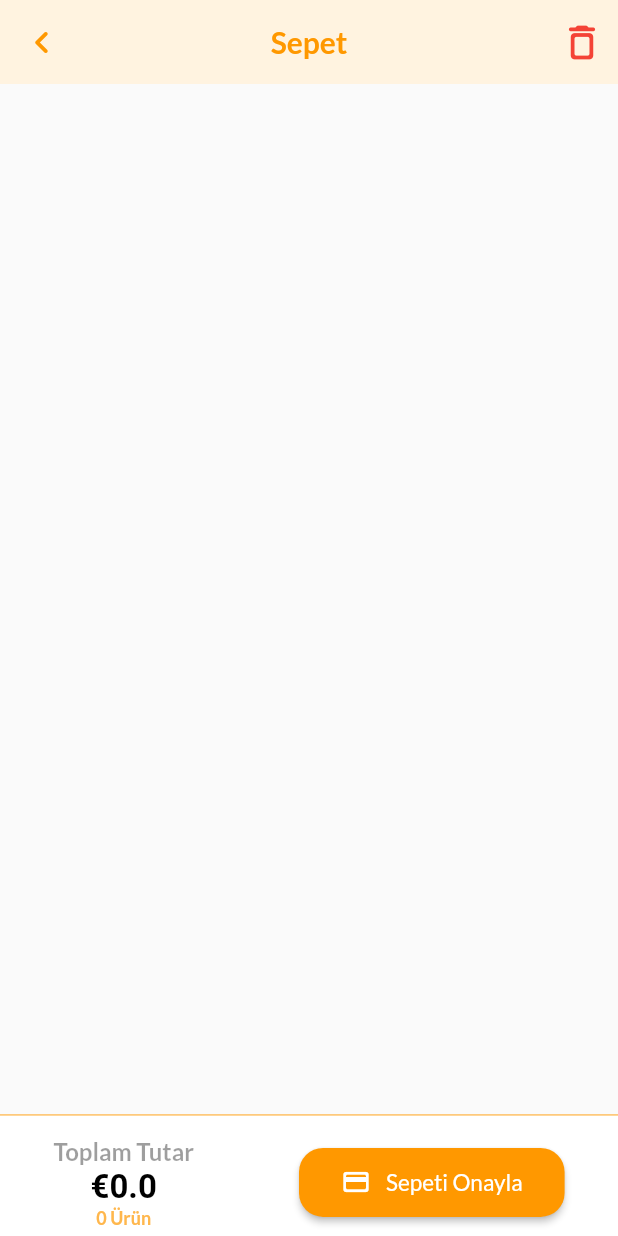
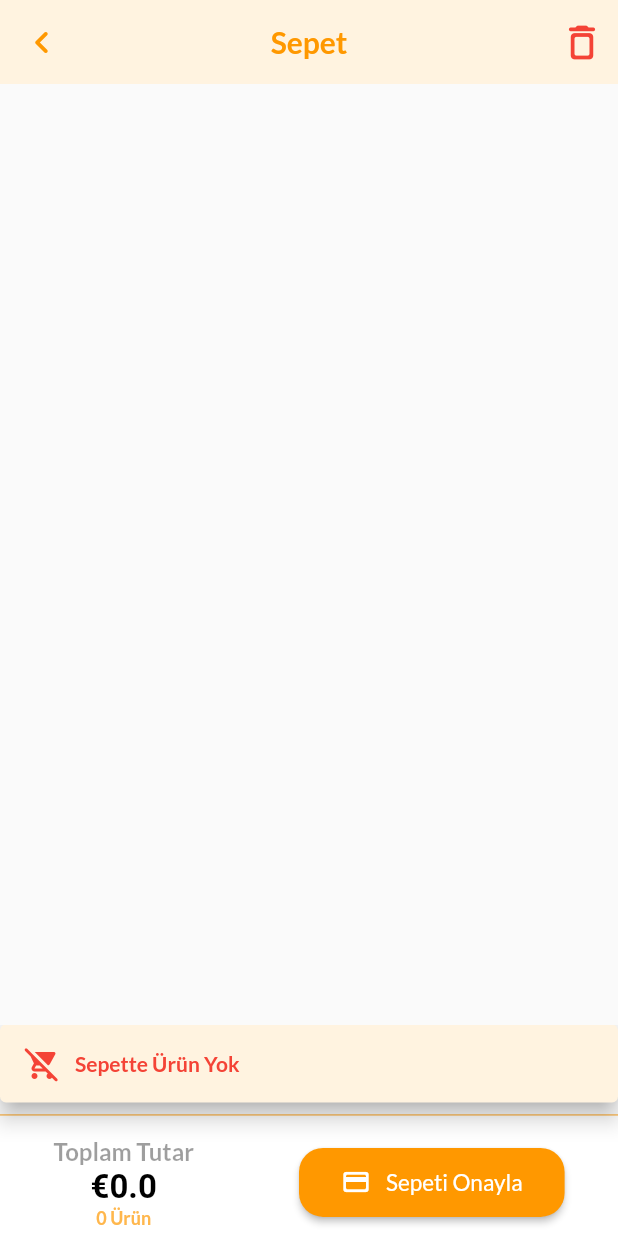
Before and after one commit to thedemir/e_commerce_app, a Flutter app: the BasketPage screen opened directly, after a tap on the "delete outline" icon, on a phone screen of 412 x 824 dp. Run offline on Flutter 3.47's test engine with Material 2 defaults, Android fonts, the phone set to English and light mode, and no system bars; our stand-ins replace dio, flutter_slidable, google_fonts, shared_preferences; accounts and stored records are empty.

```diff
--- a/lib/screens/products_screens/cart_page.dart
+++ b/lib/screens/products_screens/cart_page.dart
@@ -1,3 +1,4 @@
+import 'dart:developer';
 import 'package:e_commerce_app/components/cart_product_card.dart';
 import 'package:e_commerce_app/screens/general_screens/primary_page.dart';
 import 'package:e_commerce_app/state/cart/cart_state.dart';
@@ -39,34 +40,34 @@ class _BasketPageState extends State<BasketPage> {
             centerTitle: true,
             elevation: 0,
             actions: [
-              IconButton(
+              Builder(builder: (BuildContext context) {
+                return IconButton(
                     onPressed: () {
-                    globalKey.currentState?.showSnackBar(
+                      String content;
+                      if (state.cartItems.isEmpty) {
+                        content = "Sepette Ürün Yok";
+                      } else {
+                        content = "Sepet Temizlendi";
+                      }
+
+                      Scaffold.of(context).showSnackBar(
                         SnackBar(
+                          behavior: SnackBarBehavior.floating,
+                          margin: EdgeInsets.only(bottom: 89),
                           content: Row(
                             mainAxisAlignment: MainAxisAlignment.start,
                             children: [
-                            Icon(Icons.add_shopping_cart_rounded,
-                                color: Colors.orange),
+                              Icon(Icons.remove_shopping_cart_rounded,
+                                  color: Colors.red),
                               SizedBox(width: 10),
-                            Text("Sepete Eklendi",
+                              Text(content,
                                   style: GoogleFonts.lato(
-                                    color: Colors.orange,
+                                      color: Colors.red,
                                       fontWeight: FontWeight.bold)),
                             ],
                           ),
                           duration: Duration(seconds: 2),
                           backgroundColor: Colors.orange[50],
-                        action: SnackBarAction(
-                          textColor: Colors.green,
-                          label: "Sepete Git",
-                          onPressed: () => Navigator.push(
-                            context,
-                            MaterialPageRoute(
-                              builder: (context) => BasketPage(),
-                            ),
-                          ),
-                        ),
                         ),
                       );
 
@@ -78,7 +79,8 @@ class _BasketPageState extends State<BasketPage> {
                       Icons.delete_outline_rounded,
                       color: Colors.red,
                       size: 30,
-                  ))
+                    ));
+              })
             ],
           ),
           body: SingleChildScrollView(
@@ -95,12 +97,15 @@ class _BasketPageState extends State<BasketPage> {
                           return CartProductCard(
                             delete: (context) {
                               setState(() {
+                                state.cancelCartAdd(state.cartItems[index]);
+
                                 state.delleteProduct(state.cartItems[index]);
                               });
+                              print(state.cancelCartItems.length);
                               Scaffold.of(context).showSnackBar(
                                 SnackBar(
                                   behavior: SnackBarBehavior.floating,
-                                  margin: EdgeInsets.only(bottom: 100),
+                                  margin: EdgeInsets.only(bottom: 88),
                                   content: Row(
                                     mainAxisAlignment: MainAxisAlignment.start,
                                     children: [
@@ -118,7 +123,12 @@ class _BasketPageState extends State<BasketPage> {
                                   action: SnackBarAction(
                                       textColor: Colors.red,
                                       label: "Geri Al",
-                                      onPressed: () {}),
+                                      onPressed: () {
+                                        setState(() {
+                                          state.incrementCart(
+                                              state.cancelCartItems.last);
+                                        });
+                                      }),
                                 ),
                               );
                             },
@@ -134,6 +144,9 @@ class _BasketPageState extends State<BasketPage> {
                             },
                             cartProduct: state.cartItems[index],
                             piece: state.cart[state.cartItems[index]] ?? 1,
+                            totalPrice: (state.cart[state.cartItems[index]])! *
+                                double.parse(
+                                    state.cartItems[index].product.price!),
                           );
                         },
                       ),
--- a/lib/screens/products_screens/category_detail_page.dart
+++ b/lib/screens/products_screens/category_detail_page.dart
@@ -53,9 +53,9 @@ class CategoryDetailPage extends StatelessWidget {
                   child: Row(
                       mainAxisAlignment: MainAxisAlignment.center,
                       children: [
-                        // ClipRRect(
-                        //     borderRadius: BorderRadius.circular(10),
-                        //     child: Image.network("${category.image}")),
+                        ClipRRect(
+                            borderRadius: BorderRadius.circular(10),
+                            child: Image.network("${category.image}")),
                         SizedBox(width: 40),
                         Column(
                           crossAxisAlignment: CrossAxisAlignment.start,
--- a/lib/screens/products_screens/home_page.dart
+++ b/lib/screens/products_screens/home_page.dart
@@ -119,6 +119,7 @@ class _HomePageState extends State<HomePage> {
                               SnackBar(
                                 content: Row(
                                   mainAxisAlignment: MainAxisAlignment.start,
+                                  mainAxisSize: MainAxisSize.max,
                                   children: [
                                     Icon(Icons.add_shopping_cart_rounded,
                                         color: Colors.orange),
@@ -127,6 +128,11 @@ class _HomePageState extends State<HomePage> {
                                         style: GoogleFonts.lato(
                                             color: Colors.orange,
                                             fontWeight: FontWeight.bold)),
+                                    SizedBox(width: 3),
+                                    Text("(${state5.cart.length})",
+                                        style: GoogleFonts.lato(
+                                            color: Colors.black38,
+                                            fontSize: 12)),
                                   ],
                                 ),
                                 duration: Duration(seconds: 2),
--- a/lib/state/cart/cart_state.dart
+++ b/lib/state/cart/cart_state.dart
@@ -7,11 +7,20 @@ import '../../model/product_model.dart';
 
 class CartState extends ChangeNotifier {
   Map<CartProductModel, int> cart = {};
+  List<CartProductModel> get cartItems => cart.keys.toList();
+  //////////////////////////////////////////////////////
+  Map<CartProductModel, int> cancelCart = {};
+  List<CartProductModel> get cancelCartItems => cancelCart.keys.toList();
 
-  List<CartProductModel> get cartItems => cart.keys.toList();
+  void cancelCartAdd(CartProductModel product) {
+    cancelCart[product] = 1;
+
+    notifyListeners();
+  }
 
   void addFirstToCart(CartProductModel product) {
     cart[product] = 1;
+
     notifyListeners();
   }
 
@@ -48,15 +57,23 @@ class CartState extends ChangeNotifier {
     }
   }
 
+  double productTotalMoney(CartProductModel product) {
+    double total = 0;
+
+    return total;
+  }
+
   double get cartTotalMoney {
     if (cart.isEmpty) {
       return 0;
     } else {
-      double _total = 0;
+      double _total = 0.00;
+      double totalPrice;
       cart.forEach((key, value) {
         _total += double.parse("${key.product.price}") * value;
       });
-      return _total;
+      totalPrice = double.parse(_total.toStringAsFixed(2));
+      return totalPrice;
     }
   }
 }
--- a/pubspec.yaml
+++ b/pubspec.yaml
@@ -40,7 +40,6 @@ dependencies:
   shared_preferences: ^2.0.15
   carousel_pro: ^1.0.0
   flutter_slidable: ^2.0.0
-  quickalert: ^0.0.2
 
 dev_dependencies:
   flutter_test:
```
Also changed, not shown: lib/components/cart_product_card.dart (+19 -4 lines), lib/components/category_card.dart (+6 -6 lines). Lines whose indentation alone changed are shown as unchanged.
